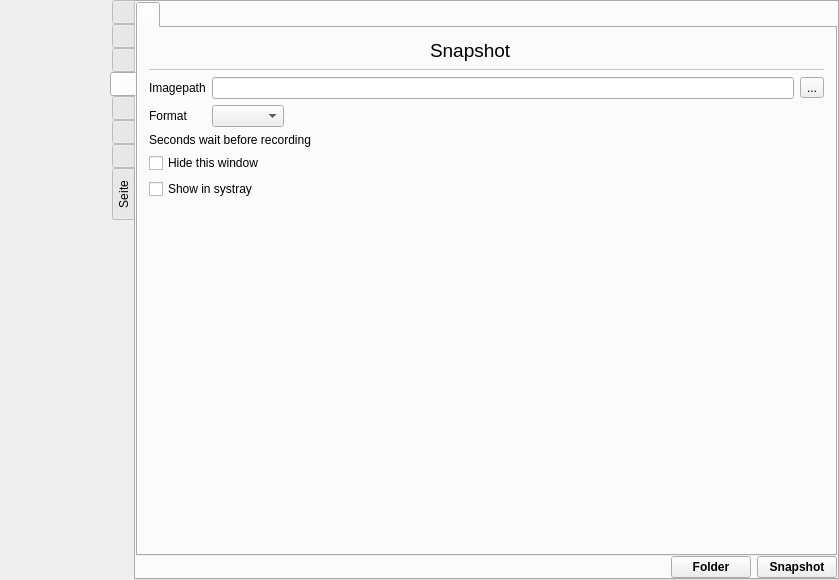
Qt form src/formMainWindow.ui (vkohaupt/vokoscreenNG) before a commit.
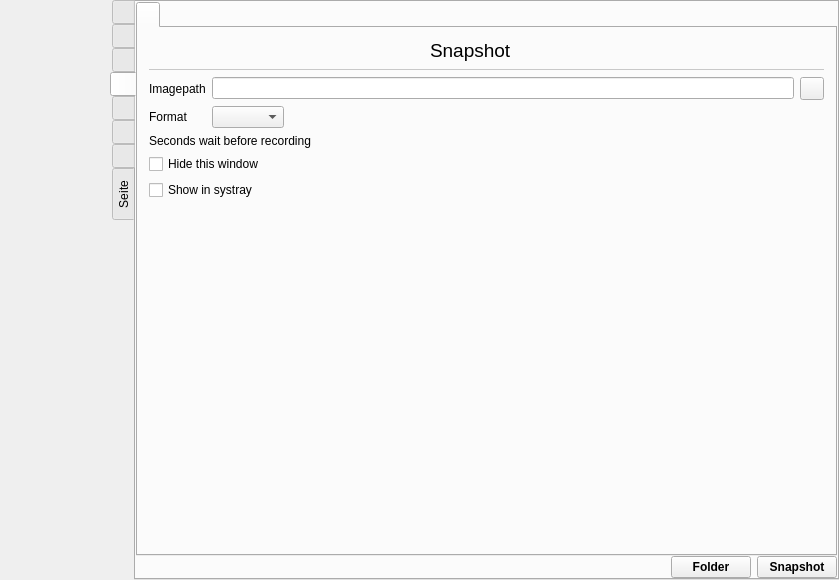
The same form after that commit. The open tabs and pages were chosen to show the change. Icons and pictures are not drawn.

Commit message: X11 camera window

Patch:
```diff
--- a/src/formMainWindow.ui
+++ b/src/formMainWindow.ui
@@ -4567,7 +4567,7 @@
                 <item row="2" column="2">
                  <widget class="QToolButton" name="toolButtonSnapshotImagePath">
                   <property name="text">
-                   <string notr="true">...</string>
+                   <string notr="true"/>
                   </property>
                  </widget>
                 </item>
```
Left out of the diff: 8 changed lines with no effect on the pictures. The commit also changes 2 other files.
